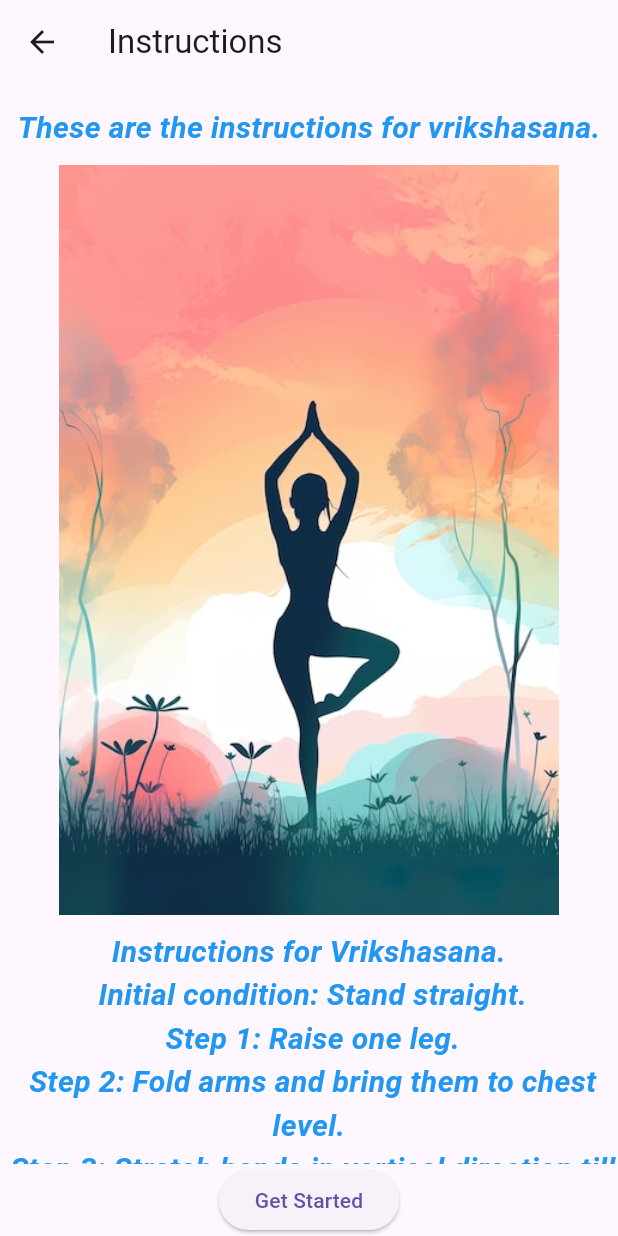
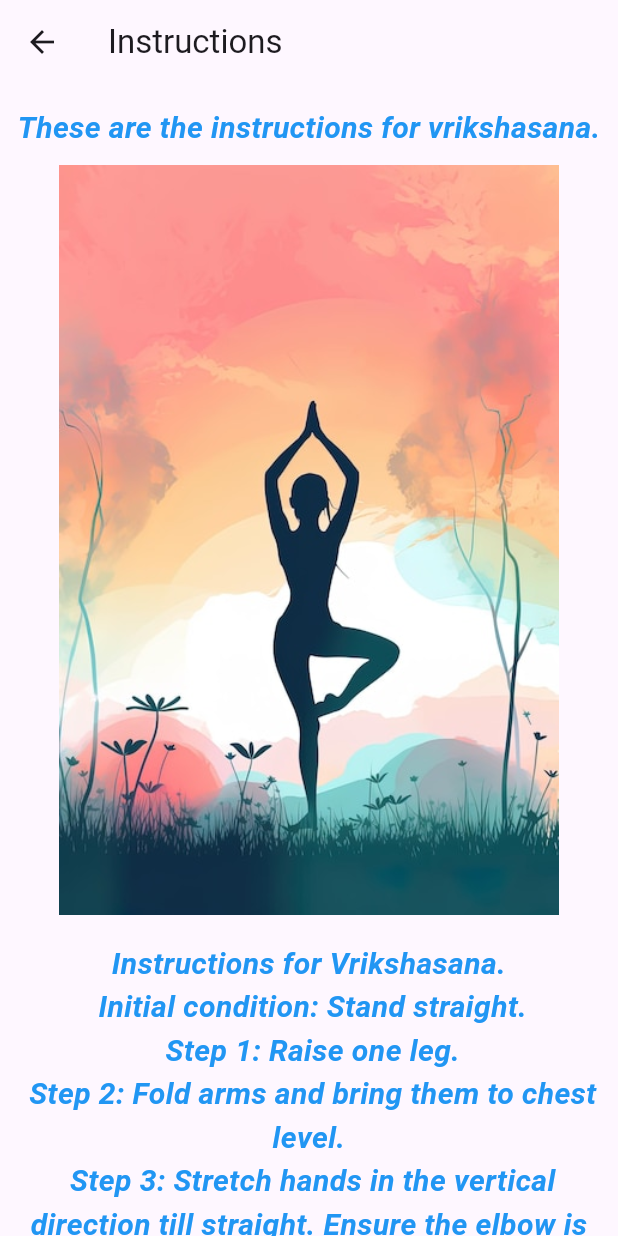
Before and after one commit to mridula-narang/yoga_app_gui2, a Flutter app: the InstructionsPage screen opened directly, on a phone screen of 412 x 824 dp. Run offline on Flutter 3.47's test engine with Material 3 defaults, Android fonts, the phone set to English and light mode, and no system bars; our stand-ins replace video_player.

Commit message:
modifide a couple of functionalities

```diff
--- a/lib/Screens/instructions.dart
+++ b/lib/Screens/instructions.dart
@@ -1,11 +1,16 @@
 import 'package:flutter/material.dart';
 import 'package:yoga_app_gui2/Screens/perform.dart';
+
 class InstructionsPage extends StatelessWidget {
   final String assetPath;
   final String instructions;
   final List<String> imagePaths; // List of image paths
 
-  InstructionsPage({required this.assetPath, required this.instructions, required this.imagePaths});
+  InstructionsPage({
+    required this.assetPath,
+    required this.instructions,
+    required this.imagePaths,
+  });
 
   @override
   Widget build(BuildContext context) {
@@ -13,11 +18,13 @@
       appBar: AppBar(
         title: Text('Instructions'),
       ),
-      body: Column(
+      body: SingleChildScrollView(
+        child: Column(
           children: [
             Padding(
               padding: const EdgeInsets.fromLTRB(0, 15, 0, 0),
-            child: Text(instructions,
+              child: Text(
+                instructions,
                 style: TextStyle(
                   fontSize: 20,
                   color: Colors.blue,
@@ -27,8 +34,6 @@
               ),
             ),
             SizedBox(height: 10), // Reduce the gap between text and images
-
-
             Container(
               height: 500, // Set the desired height
               child: Image(
@@ -36,15 +41,13 @@
                 fit: BoxFit.fill,
               ),
             ),
-
-
-
-
             SizedBox(height: 10), // Add spacing between the text and the image
 
             // Display multiple images using a ListView
-          Expanded(
-            child: Text('Instructions for Vrikshasana. \n Initial condition: Stand straight.\n Step 1: Raise one leg. \n Step 2: Fold arms and bring them to chest level.\n Step 3: Stretch hands in vertical direction till straight. Ensure elbow is not bent.',
+            Container(
+              padding: EdgeInsets.all(8.0),
+              child: Text(
+                'Instructions for Vrikshasana. \n Initial condition: Stand straight.\n Step 1: Raise one leg. \n Step 2: Fold arms and bring them to chest level.\n Step 3: Stretch hands in the vertical direction till straight. Ensure the elbow is not bent.',
                 textAlign: TextAlign.center,
                 style: TextStyle(
                   fontSize: 20,
@@ -67,6 +70,7 @@
             ),
           ],
         ),
+      ),
     );
   }
 }
```
Lines whose indentation alone changed are shown as unchanged.
